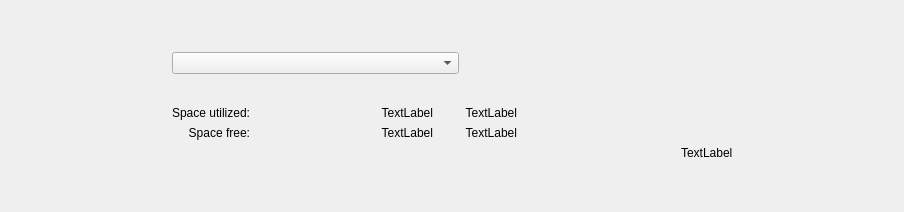
helloSystem/Utilities, file Under Construction/Activity Monitor.app/Resources/activity_monitor/ui/tab_disk_usage.ui: the form before one commit.
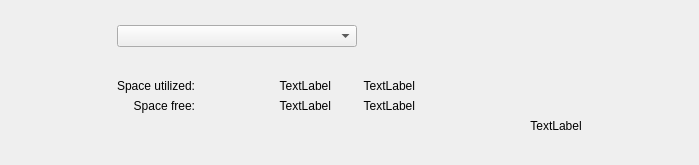
The form after the commit. Custom widgets are drawn as their Qt base class.

```diff
--- a/Under Construction/Activity Monitor.app/Resources/activity_monitor/ui/tab_disk_usage.ui
+++ b/Under Construction/Activity Monitor.app/Resources/activity_monitor/ui/tab_disk_usage.ui
@@ -6,8 +6,8 @@
    <rect>
     <x>0</x>
     <y>0</y>
-    <width>904</width>
-    <height>212</height>
+       <width>699</width>
+       <height>165</height>
    </rect>
   </property>
   <property name="windowTitle">
@@ -21,13 +21,13 @@
   </property>
   <layout class="QVBoxLayout" name="verticalLayout_2">
    <property name="leftMargin">
-    <number>0</number>
+       <number>13</number>
    </property>
    <property name="topMargin">
-    <number>0</number>
+       <number>25</number>
    </property>
    <property name="rightMargin">
-    <number>0</number>
+       <number>13</number>
    </property>
    <property name="bottomMargin">
     <number>0</number>
@@ -37,30 +37,8 @@
      <property name="spacing">
       <number>6</number>
      </property>
-     <item>
-      <spacer name="verticalSpacer_2">
-       <property name="orientation">
-        <enum>Qt::Vertical</enum>
-       </property>
-       <property name="sizeType">
-        <enum>QSizePolicy::MinimumExpanding</enum>
-       </property>
-       <property name="sizeHint" stdset="0">
-        <size>
-         <width>20</width>
-         <height>25</height>
-        </size>
-       </property>
-      </spacer>
-     </item>
      <item>
       <layout class="QGridLayout" name="gridLayout">
-       <property name="leftMargin">
-        <number>20</number>
-       </property>
-       <property name="rightMargin">
-        <number>20</number>
-       </property>
        <item row="1" column="6">
         <spacer name="horizontalSpacer_7">
          <property name="orientation">
@@ -230,11 +208,14 @@
          </property>
         </widget>
        </item>
-       <item row="4" column="7">
+          <item row="4" column="7" alignment="Qt::AlignHCenter">
         <widget class="QLabel" name="label_space_total_value">
          <property name="text">
           <string>TextLabel</string>
          </property>
+                  <property name="alignment">
+                      <set>Qt::AlignCenter</set>
+                  </property>
         </widget>
        </item>
        <item row="1" column="7" rowspan="3">
```
Lines whose indentation alone changed are shown as unchanged.
